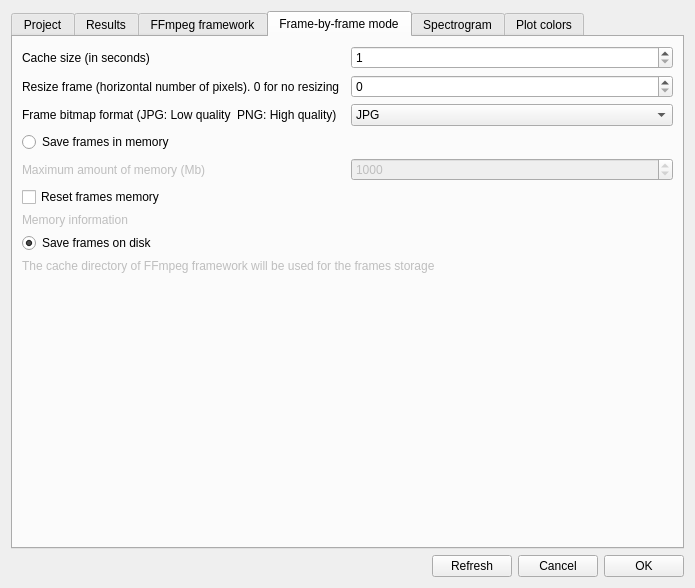
Before: the Qt Designer form boris/preferences.ui in olivierfriard/BORIS, drawn with Qt 5.
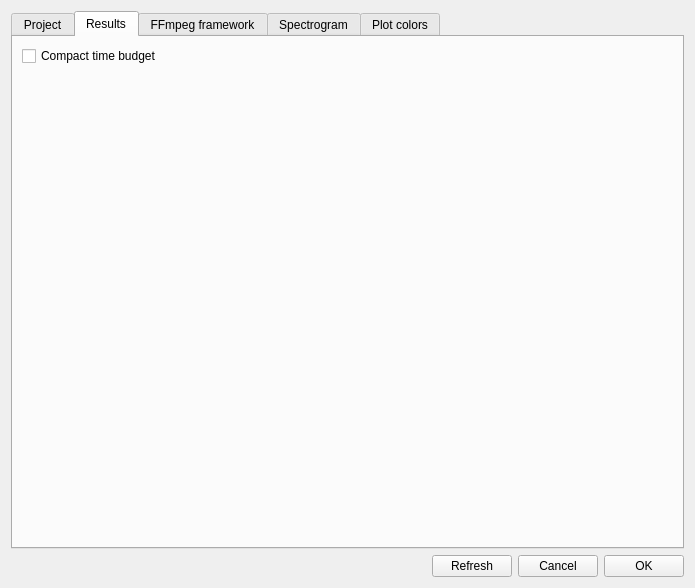
After: the same form once the commit is applied.

What changed in the file:
```diff
--- a/boris/preferences.ui
+++ b/boris/preferences.ui
@@ -21,8 +21,11 @@
     <layout class="QVBoxLayout" name="verticalLayout_2">
      <item>
       <widget class="QTabWidget" name="tabWidget">
+       <property name="enabled">
+        <bool>true</bool>
+       </property>
        <property name="currentIndex">
-        <number>3</number>
+        <number>1</number>
        </property>
        <widget class="QWidget" name="tab">
         <attribute name="title">
@@ -327,214 +330,6 @@
          </item>
         </layout>
        </widget>
-       <widget class="QWidget" name="tab_3">
-        <attribute name="title">
-         <string>Frame-by-frame mode</string>
-        </attribute>
-        <layout class="QVBoxLayout" name="verticalLayout">
-         <item>
-          <layout class="QHBoxLayout" name="horizontalLayout_9">
-           <item>
-            <widget class="QLabel" name="lb_cache_size">
-             <property name="enabled">
-              <bool>true</bool>
-             </property>
-             <property name="text">
-              <string>Cache size (in seconds)</string>
-             </property>
-            </widget>
-           </item>
-           <item>
-            <widget class="QSpinBox" name="sb_fbf_cache_size">
-             <property name="enabled">
-              <bool>true</bool>
-             </property>
-             <property name="minimum">
-              <number>1</number>
-             </property>
-             <property name="maximum">
-              <number>3600</number>
-             </property>
-            </widget>
-           </item>
-          </layout>
-         </item>
-         <item>
-          <layout class="QHBoxLayout" name="horizontalLayout_5">
-           <item>
-            <widget class="QLabel" name="lb_resize_frame">
-             <property name="enabled">
-              <bool>true</bool>
-             </property>
-             <property name="text">
-              <string>Resize frame (horizontal number of pixels). 0 for no resizing</string>
-             </property>
-             <property name="wordWrap">
-              <bool>true</bool>
-             </property>
-            </widget>
-           </item>
-           <item>
-            <widget class="QSpinBox" name="sbFrameResize">
-             <property name="enabled">
-              <bool>true</bool>
-             </property>
-             <property name="maximum">
-              <number>1920</number>
-             </property>
-             <property name="singleStep">
-              <number>10</number>
-             </property>
-            </widget>
-           </item>
-          </layout>
-         </item>
-         <item>
-          <layout class="QHBoxLayout" name="horizontalLayout_8">
-           <item>
-            <widget class="QLabel" name="lb_bitmap_quality">
-             <property name="enabled">
-              <bool>true</bool>
-             </property>
-             <property name="text">
-              <string>Frame bitmap format (JPG: Low quality  PNG: High quality)</string>
-             </property>
-            </widget>
-           </item>
-           <item>
-            <widget class="QComboBox" name="cbFrameBitmapFormat">
-             <property name="enabled">
-              <bool>true</bool>
-             </property>
-             <item>
-              <property name="text">
-               <string>JPG</string>
-              </property>
-             </item>
-             <item>
-              <property name="text">
-               <string>PNG</string>
-              </property>
-             </item>
-            </widget>
-           </item>
-          </layout>
-         </item>
-         <item>
-          <widget class="QRadioButton" name="rb_save_frames_in_mem">
-           <property name="enabled">
-            <bool>true</bool>
-           </property>
-           <property name="text">
-            <string>Save frames in memory</string>
-           </property>
-           <property name="checked">
-            <bool>false</bool>
-           </property>
-          </widget>
-         </item>
-         <item>
-          <layout class="QHBoxLayout" name="horizontalLayout_6">
-           <item>
-            <widget class="QLabel" name="lb_memory_frames">
-             <property name="enabled">
-              <bool>false</bool>
-             </property>
-             <property name="text">
-              <string>Maximum amount of memory (Mb)</string>
-             </property>
-            </widget>
-           </item>
-           <item>
-            <widget class="QSpinBox" name="sb_frames_memory_size">
-             <property name="enabled">
-              <bool>false</bool>
-             </property>
-             <property name="minimum">
-              <number>5</number>
-             </property>
-             <property name="maximum">
-              <number>64000</number>
-             </property>
-             <property name="singleStep">
-              <number>5</number>
-             </property>
-             <property name="value">
-              <number>1000</number>
-             </property>
-            </widget>
-           </item>
-          </layout>
-         </item>
-         <item>
-          <layout class="QHBoxLayout" name="horizontalLayout_11">
-           <item>
-            <widget class="QCheckBox" name="cb_reset_frames_memory">
-             <property name="text">
-              <string>Reset frames memory</string>
-             </property>
-            </widget>
-           </item>
-           <item>
-            <spacer name="horizontalSpacer_2">
-             <property name="orientation">
-              <enum>Qt::Horizontal</enum>
-             </property>
-             <property name="sizeHint" stdset="0">
-              <size>
-               <width>40</width>
-               <height>20</height>
-              </size>
-             </property>
-            </spacer>
-           </item>
-          </layout>
-         </item>
-         <item>
-          <widget class="QLabel" name="lb_memory_info">
-           <property name="enabled">
-            <bool>false</bool>
-           </property>
-           <property name="text">
-            <string>Memory information</string>
-           </property>
-          </widget>
-         </item>
-         <item>
-          <widget class="QRadioButton" name="rb_save_frames_on_disk">
-           <property name="text">
-            <string>Save frames on disk</string>
-           </property>
-           <property name="checked">
-            <bool>true</bool>
-           </property>
-          </widget>
-         </item>
-         <item>
-          <widget class="QLabel" name="lb_storage_dir">
-           <property name="enabled">
-            <bool>false</bool>
-           </property>
-           <property name="text">
-            <string>The cache directory of FFmpeg framework will be used for the frames storage</string>
-           </property>
-          </widget>
-         </item>
-         <item>
-          <spacer name="verticalSpacer_2">
-           <property name="orientation">
-            <enum>Qt::Vertical</enum>
-           </property>
-           <property name="sizeHint" stdset="0">
-            <size>
-             <width>20</width>
-             <height>40</height>
-            </size>
-           </property>
-          </spacer>
-         </item>
-        </layout>
-       </widget>
        <widget class="QWidget" name="tab_4">
         <attribute name="title">
          <string>Spectrogram</string>
```
